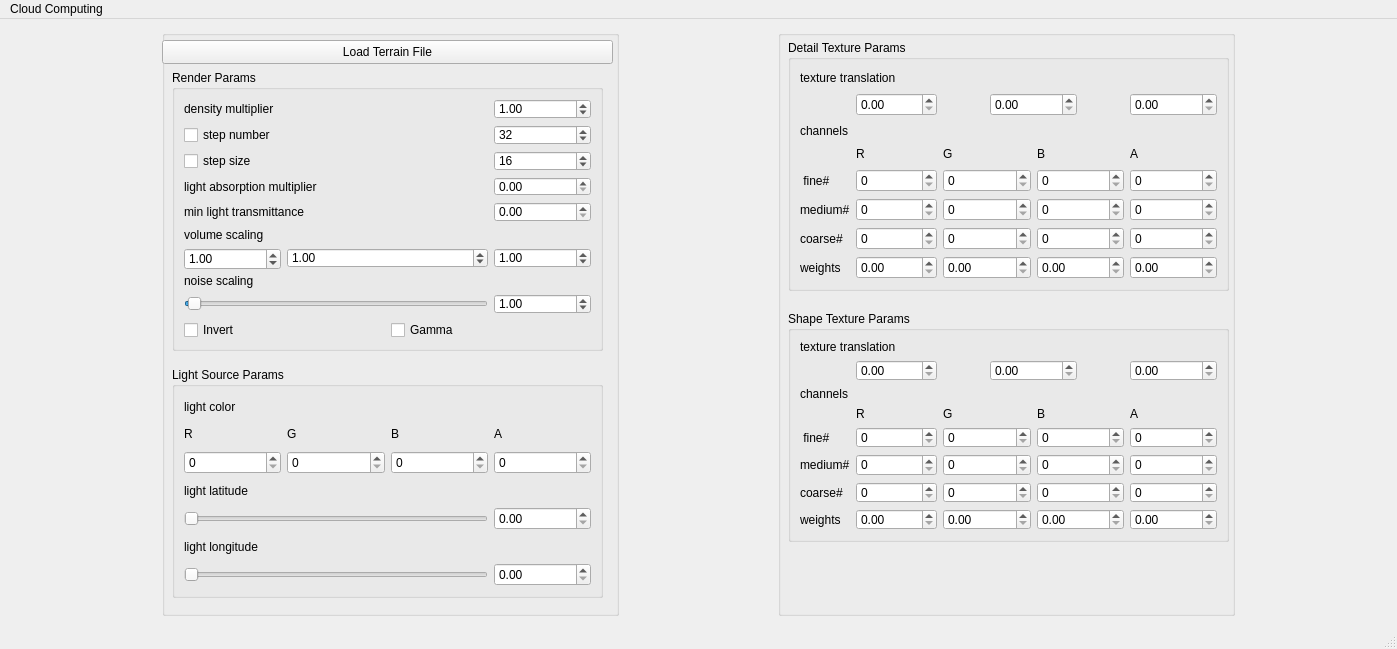
This is src/mainwindow.ui in Depersonalizc/volumetric-clouds as Qt 5 draws it before an edit. The edited form follows.
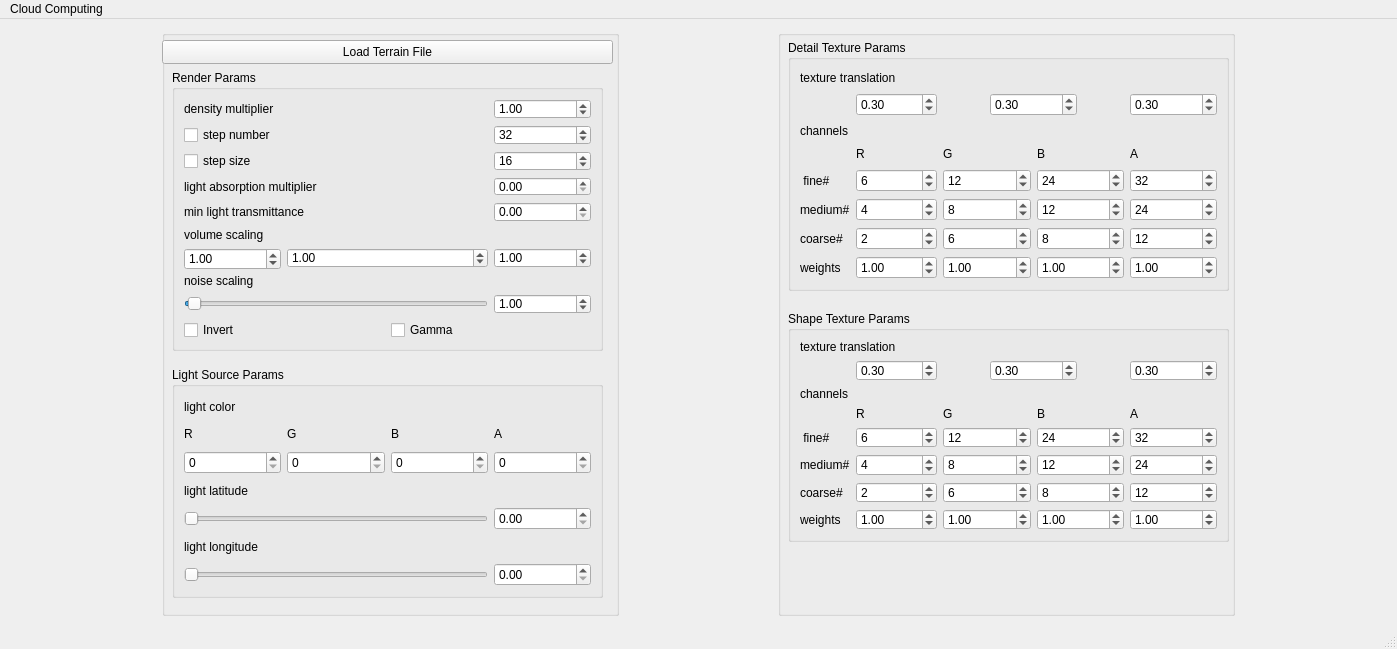
This is the edited form.

What changed in the file:
```diff
--- a/src/mainwindow.ui
+++ b/src/mainwindow.ui
@@ -380,10 +380,24 @@
          </property>
          <layout class="QGridLayout" name="gridLayout_3">
           <item row="6" column="1" colspan="2">
-           <widget class="QSpinBox" name="shapeTexture_coarseR_spinBox"/>
+           <widget class="QSpinBox" name="shapeTexture_coarseR_spinBox">
+            <property name="value">
+             <number>2</number>
+            </property>
+           </widget>
           </item>
           <item row="1" column="7" colspan="2">
-           <widget class="QDoubleSpinBox" name="shapeTextureTrans3_doubleSpinBox"/>
+           <widget class="QDoubleSpinBox" name="shapeTextureTrans3_doubleSpinBox">
+            <property name="maximum">
+             <double>1.000000000000000</double>
+            </property>
+            <property name="singleStep">
+             <double>0.100000000000000</double>
+            </property>
+            <property name="value">
+             <double>0.300000000000000</double>
+            </property>
+           </widget>
           </item>
           <item row="7" column="0">
            <widget class="QLabel" name="label_153">
@@ -400,34 +414,86 @@
            </widget>
           </item>
           <item row="6" column="3" colspan="2">
-           <widget class="QSpinBox" name="shapeTexture_coarseG_spinBox"/>
+           <widget class="QSpinBox" name="shapeTexture_coarseG_spinBox">
+            <property name="value">
+             <number>6</number>
+            </property>
+           </widget>
           </item>
           <item row="4" column="7" colspan="2">
-           <widget class="QSpinBox" name="shapeTexture_fineA_spinBox"/>
+           <widget class="QSpinBox" name="shapeTexture_fineA_spinBox">
+            <property name="value">
+             <number>32</number>
+            </property>
+           </widget>
           </item>
           <item row="5" column="7" colspan="2">
-           <widget class="QSpinBox" name="shapeTexture_mediumA_spinBox"/>
+           <widget class="QSpinBox" name="shapeTexture_mediumA_spinBox">
+            <property name="value">
+             <number>24</number>
+            </property>
+           </widget>
           </item>
           <item row="4" column="5" colspan="2">
-           <widget class="QSpinBox" name="shapeTexture_fineB_spinBox"/>
+           <widget class="QSpinBox" name="shapeTexture_fineB_spinBox">
+            <property name="value">
+             <number>24</number>
+            </property>
+           </widget>
           </item>
           <item row="7" column="7" colspan="2">
-           <widget class="QDoubleSpinBox" name="shapeTexture_weightA_doubleSpinBox"/>
+           <widget class="QDoubleSpinBox" name="shapeTexture_weightA_doubleSpinBox">
+            <property name="maximum">
+             <double>10.000000000000000</double>
+            </property>
+            <property name="value">
+             <double>1.000000000000000</double>
+            </property>
+           </widget>
           </item>
           <item row="7" column="1" colspan="2">
-           <widget class="QDoubleSpinBox" name="shapeTexture_weightR_doubleSpinBox"/>
+           <widget class="QDoubleSpinBox" name="shapeTexture_weightR_doubleSpinBox">
+            <property name="maximum">
+             <double>10.000000000000000</double>
+            </property>
+            <property name="value">
+             <double>1.000000000000000</double>
+            </property>
+           </widget>
           </item>
           <item row="7" column="3" colspan="2">
-           <widget class="QDoubleSpinBox" name="shapeTexture_weightG_doubleSpinBox"/>
+           <widget class="QDoubleSpinBox" name="shapeTexture_weightG_doubleSpinBox">
+            <property name="maximum">
+             <double>10.000000000000000</double>
+            </property>
+            <property name="value">
+             <double>1.000000000000000</double>
+            </property>
+           </widget>
           </item>
           <item row="5" column="1" colspan="2">
-           <widget class="QSpinBox" name="shapeTexture_mediumR_spinBox"/>
+           <widget class="QSpinBox" name="shapeTexture_mediumR_spinBox">
+            <property name="value">
+             <number>4</number>
+            </property>
+           </widget>
           </item>
           <item row="7" column="5" colspan="2">
-           <widget class="QDoubleSpinBox" name="shapeTexture_weightB_doubleSpinBox"/>
+           <widget class="QDoubleSpinBox" name="shapeTexture_weightB_doubleSpinBox">
+            <property name="maximum">
+             <double>10.000000000000000</double>
+            </property>
+            <property name="value">
+             <double>1.000000000000000</double>
+            </property>
+           </widget>
           </item>
           <item row="6" column="5" colspan="2">
-           <widget class="QSpinBox" name="shapeTexture_coarseB_spinBox"/>
+           <widget class="QSpinBox" name="shapeTexture_coarseB_spinBox">
+            <property name="value">
+             <number>8</number>
+            </property>
+           </widget>
           </item>
           <item row="5" column="0">
            <widget class="QLabel" name="label_151">
@@ -444,10 +510,18 @@
            </widget>
           </item>
           <item row="4" column="1" colspan="2">
-           <widget class="QSpinBox" name="shapeTexture_fineR_spinBox"/>
+           <widget class="QSpinBox" name="shapeTexture_fineR_spinBox">
+            <property name="value">
+             <number>6</number>
+            </property>
+           </widget>
           </item>
           <item row="5" column="5" colspan="2">
-           <widget class="QSpinBox" name="shapeTexture_mediumB_spinBox"/>
+           <widget class="QSpinBox" name="shapeTexture_mediumB_spinBox">
+            <property name="value">
+             <number>12</number>
+            </property>
+           </widget>
           </item>
           <item row="4" column="0">
            <widget class="QLabel" name="label_146">
@@ -457,7 +531,11 @@
            </widget>
           </item>
           <item row="4" column="3" colspan="2">
-           <widget class="QSpinBox" name="shapeTexture_fineG_spinBox"/>
+           <widget class="QSpinBox" name="shapeTexture_fineG_spinBox">
+            <property name="value">
+             <number>12</number>
+            </property>
+           </widget>
           </item>
           <item row="2" column="0" colspan="5">
            <widget class="QLabel" name="label_145">
@@ -467,16 +545,44 @@
            </widget>
           </item>
           <item row="1" column="1" colspan="2">
-           <widget class="QDoubleSpinBox" name="shapeTextureTrans1_doubleSpinBox"/>
+           <widget class="QDoubleSpinBox" name="shapeTextureTrans1_doubleSpinBox">
+            <property name="maximum">
+             <double>1.000000000000000</double>
+            </property>
+            <property name="singleStep">
+             <double>0.100000000000000</double>
+            </property>
+            <property name="value">
+             <double>0.300000000000000</double>
+            </property>
+           </widget>
           </item>
           <item row="6" column="7" colspan="2">
-           <widget class="QSpinBox" name="shapeTexture_coarseA_spinBox"/>
+           <widget class="QSpinBox" name="shapeTexture_coarseA_spinBox">
+            <property name="value">
+             <number>12</number>
+            </property>
+           </widget>
           </item>
           <item row="1" column="4" colspan="2">
-           <widget class="QDoubleSpinBox" name="shapeTextureTrans2_doubleSpinBox"/>
+           <widget class="QDoubleSpinBox" name="shapeTextureTrans2_doubleSpinBox">
+            <property name="maximum">
+             <double>1.000000000000000</double>
+            </property>
+            <property name="singleStep">
+             <double>0.100000000000000</double>
+            </property>
+            <property name="value">
+             <double>0.300000000000000</double>
+            </property>
+           </widget>
           </item>
           <item row="5" column="3" colspan="2">
-           <widget class="QSpinBox" name="shapeTexture_mediumG_spinBox"/>
+           <widget class="QSpinBox" name="shapeTexture_mediumG_spinBox">
+            <property name="value">
+             <number>8</number>
+            </property>
+           </widget>
           </item>
           <item row="3" column="1" colspan="2">
            <widget class="QLabel" name="label_148">
@@ -555,7 +661,11 @@
            </widget>
           </item>
           <item row="4" column="1" colspan="2">
-           <widget class="QSpinBox" name="detailTexture_fineR_spinBox"/>
+           <widget class="QSpinBox" name="detailTexture_fineR_spinBox">
+            <property name="value">
+             <number>6</number>
+            </property>
+           </widget>
           </item>
           <item row="7" column="0">
            <widget class="QLabel" name="label_143">
@@ -565,7 +675,11 @@
            </widget>
           </item>
           <item row="6" column="1" colspan="2">
-           <widget class="QSpinBox" name="detailTexture_coarseR_spinBox"/>
+           <widget class="QSpinBox" name="detailTexture_coarseR_spinBox">
+            <property name="value">
+             <number>2</number>
+            </property>
+           </widget>
           </item>
           <item row="4" column="0">
            <widget class="QLabel" name="label_136">
@@ -582,55 +696,153 @@
            </widget>
           </item>
           <item row="5" column="1" colspan="2">
-           <widget class="QSpinBox" name="detailTexture_mediumR_spinBox"/>
+           <widget class="QSpinBox" name="detailTexture_mediumR_spinBox">
+            <property name="value">
+             <number>4</number>
+            </property>
+           </widget>
           </item>
           <item row="1" column="7" colspan="2">
-           <widget class="QDoubleSpinBox" name="detailTextureTrans3_doubleSpinBox"/>
+           <widget class="QDoubleSpinBox" name="detailTextureTrans3_doubleSpinBox">
+            <property name="maximum">
+             <double>1.000000000000000</double>
+            </property>
+            <property name="singleStep">
+             <double>0.100000000000000</double>
+            </property>
+            <property name="value">
+             <double>0.300000000000000</double>
+            </property>
+           </widget>
           </item>
           <item row="1" column="4" colspan="2">
-           <widget class="QDoubleSpinBox" name="detailTextureTrans2_doubleSpinBox"/>
+           <widget class="QDoubleSpinBox" name="detailTextureTrans2_doubleSpinBox">
+            <property name="maximum">
+             <double>1.000000000000000</double>
+            </property>
+            <property name="singleStep">
+             <double>0.100000000000000</double>
+            </property>
+            <property name="value">
+             <double>0.300000000000000</double>
+            </property>
+           </widget>
           </item>
           <item row="7" column="1" colspan="2">
-           <widget class="QDoubleSpinBox" name="detailTexture_weightR_spinBox"/>
+           <widget class="QDoubleSpinBox" name="detailTexture_weightR_spinBox">
+            <property name="maximum">
+             <double>10.000000000000000</double>
+            </property>
+            <property name="value">
+             <double>1.000000000000000</double>
+            </property>
+           </widget>
           </item>
           <item row="4" column="3" colspan="2">
-           <widget class="QSpinBox" name="detailTexture_fineG_spinBox"/>
+           <widget class="QSpinBox" name="detailTexture_fineG_spinBox">
+            <property name="value">
+             <number>12</number>
+            </property>
+           </widget>
           </item>
           <item row="5" column="3" colspan="2">
-           <widget class="QSpinBox" name="detailTexture_mediumG_spinBox"/>
+           <widget class="QSpinBox" name="detailTexture_mediumG_spinBox">
+            <property name="value">
+             <number>8</number>
+            </property>
+           </widget>
           </item>
           <item row="6" column="3" colspan="2">
-           <widget class="QSpinBox" name="detailTexture_coarseG_spinBox"/>
+           <widget class="QSpinBox" name="detailTexture_coarseG_spinBox">
+            <property name="value">
+             <number>6</number>
+            </property>
+           </widget>
           </item>
           <item row="7" column="3" colspan="2">
-           <widget class="QDoubleSpinBox" name="detailTexture_weightG_spinBox"/>
+           <widget class="QDoubleSpinBox" name="detailTexture_weightG_spinBox">
+            <property name="maximum">
+             <double>10.000000000000000</double>
+            </property>
+            <property name="value">
+             <double>1.000000000000000</double>
+            </property>
+           </widget>
           </item>
           <item row="4" column="5" colspan="2">
-           <widget class="QSpinBox" name="detailTexture_fineB_spinBox"/>
+           <widget class="QSpinBox" name="detailTexture_fineB_spinBox">
+            <property name="value">
+             <number>24</number>
+            </property>
+           </widget>
           </item>
           <item row="5" column="5" colspan="2">
-           <widget class="QSpinBox" name="detailTexture_mediumB_spinBox"/>
+           <widget class="QSpinBox" name="detailTexture_mediumB_spinBox">
+            <property name="value">
+             <number>12</number>
+            </property>
+           </widget>
           </item>
           <item row="6" column="5" colspan="2">
-           <widget class="QSpinBox" name="detailTexture_coarseB_spinBox"/>
+           <widget class="QSpinBox" name="detailTexture_coarseB_spinBox">
+            <property name="value">
+             <number>8</number>
+            </property>
+           </widget>
           </item>
           <item row="7" column="5" colspan="2">
-           <widget class="QDoubleSpinBox" name="detailTexture_weightB_spinBox"/>
+           <widget class="QDoubleSpinBox" name="detailTexture_weightB_spinBox">
+            <property name="maximum">
+             <double>10.000000000000000</double>
+            </property>
+            <property name="value">
+             <double>1.000000000000000</double>
+            </property>
+           </widget>
           </item>
           <item row="4" column="7" colspan="2">
-           <widget class="QSpinBox" name="detailTexture_fineA_spinBox"/>
+           <widget class="QSpinBox" name="detailTexture_fineA_spinBox">
+            <property name="value">
+             <number>32</number>
+            </property>
+           </widget>
           </item>
           <item row="5" column="7" colspan="2">
-           <widget class="QSpinBox" name="detailTexture_mediumA_spinBox"/>
+           <widget class="QSpinBox" name="detailTexture_mediumA_spinBox">
+            <property name="value">
+             <number>24</number>
+            </property>
+           </widget>
           </item>
           <item row="6" column="7" colspan="2">
-           <widget class="QSpinBox" name="detailTexture_coarseA_spinBox"/>
+           <widget class="QSpinBox" name="detailTexture_coarseA_spinBox">
+            <property name="value">
+             <number>12</number>
+            </property>
+           </widget>
           </item>
           <item row="7" column="7" colspan="2">
-           <widget class="QDoubleSpinBox" name="detailTexture_weightA_spinBox"/>
+           <widget class="QDoubleSpinBox" name="detailTexture_weightA_spinBox">
+            <property name="maximum">
+             <double>10.000000000000000</double>
+            </property>
+            <property name="value">
+             <double>1.000000000000000</double>
+            </property>
+           </widget>
           </item>
           <item row="1" column="1" colspan="2">
-           <widget class="QDoubleSpinBox" name="detailTextureTrans1_doubleSpinBox"/>
+           <widget class="QDoubleSpinBox" name="detailTextureTrans1_doubleSpinBox">
+            <property name="maximum">
+             <double>1.000000000000000</double>
+            </property>
+            <property name="singleStep">
+             <double>0.100000000000000</double>
+            </property>
+            <property name="value">
+             <double>0.300000000000000</double>
+            </property>
+           </widget>
           </item>
           <item row="3" column="1" colspan="2">
            <widget class="QLabel" name="label_138">
```
Left out of the diff: 2 changed lines with no effect on the pictures.
